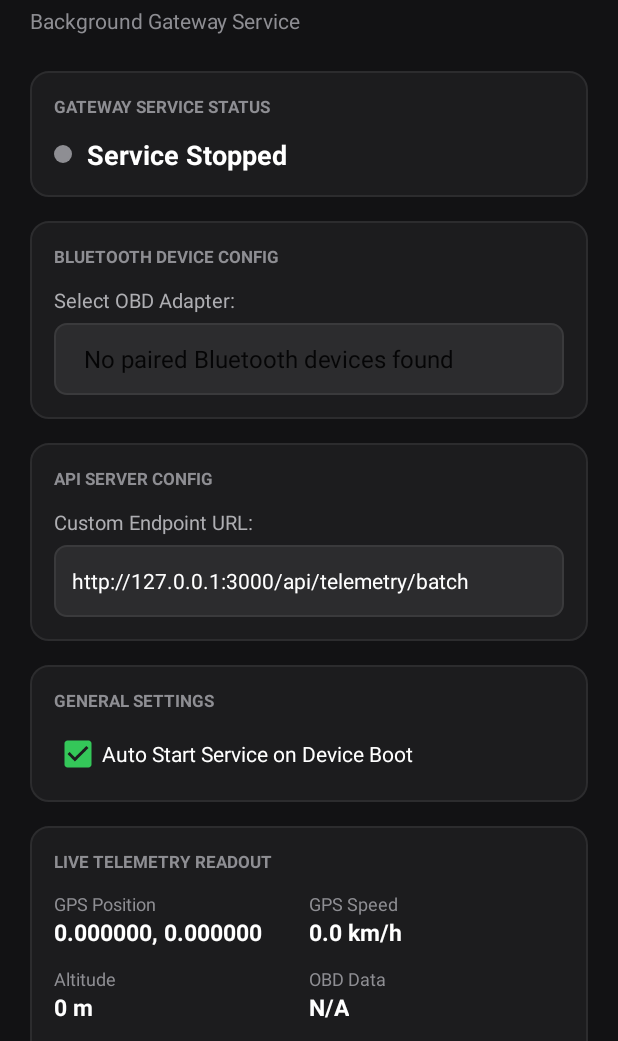
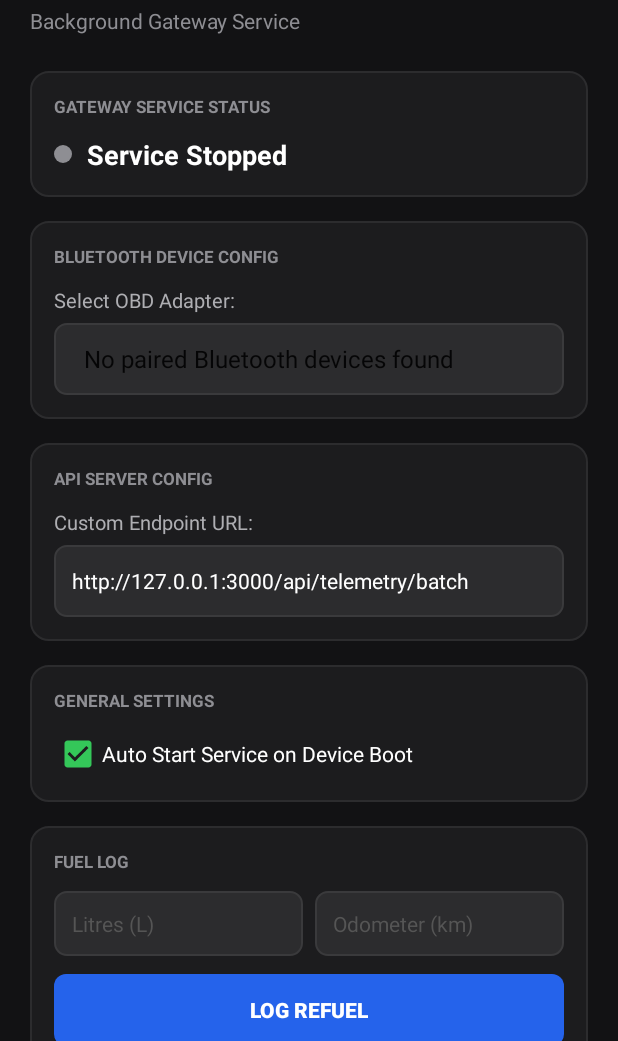
Before and after one commit to hon2838/obd-telemetry-app, an Android app: the screen it shows after launch (MainActivity), on a phone screen of 412 x 824 dp, the part 195-1236 px from its top. Run offline under Robolectric (Android 15) with nearby library versions, the light colour scheme and no system bars.

Commit message:
Add manual refuel litres and odometer tracking with km/L stats and charts on Android and Next.js Web

```diff
--- a/AndroidApp/app/src/main/java/com/example/obdapp/AppDatabase.kt
+++ b/AndroidApp/app/src/main/java/com/example/obdapp/AppDatabase.kt
@@ -5,9 +5,10 @@ import androidx.room.Database
 import androidx.room.Room
 import androidx.room.RoomDatabase
 
-@Database(entities = [TelemetryEntity::class], version = 3, exportSchema = false)
+@Database(entities = [TelemetryEntity::class, FuelLogEntity::class], version = 4, exportSchema = false)
 abstract class AppDatabase : RoomDatabase() {
     abstract fun telemetryDao(): TelemetryDao
+    abstract fun fuelLogDao(): FuelLogDao
 
     companion object {
         @Volatile
--- a/AndroidApp/app/src/main/res/layout-land/activity_main.xml
+++ b/AndroidApp/app/src/main/res/layout-land/activity_main.xml
@@ -180,6 +180,69 @@
                     android:textColor="#FFFFFF"
                     android:buttonTint="#34C759"
                     android:textSize="12sp" />
+            </LinearLayout>
+
+            <!-- Fuel Log Card -->
+            <LinearLayout
+                android:layout_width="match_parent"
+                android:layout_height="wrap_content"
+                android:orientation="vertical"
+                android:background="@drawable/card_bg"
+                android:padding="12dp"
+                android:layout_marginBottom="10dp">
+
+                <TextView
+                    android:layout_width="wrap_content"
+                    android:layout_height="wrap_content"
+                    android:text="FUEL LOG"
+                    android:textColor="#8E8E93"
+                    android:textSize="10sp"
+                    android:textStyle="bold"
+                    android:layout_marginBottom="8dp" />
+
+                <LinearLayout
+                    android:layout_width="match_parent"
+                    android:layout_height="wrap_content"
+                    android:orientation="horizontal"
+                    android:layout_marginBottom="8dp">
+
+                    <EditText
+                        android:id="@+id/etFuelLitres"
+                        android:layout_width="0dp"
+                        android:layout_height="wrap_content"
+                        android:layout_weight="1"
+                        android:hint="Litres (L)"
+                        android:textColorHint="#555555"
+                        android:textColor="#FFFFFF"
+                        android:inputType="numberDecimal"
+                        android:background="@drawable/spinner_bg"
+                        android:padding="10dp"
+                        android:layout_marginEnd="6dp"
+                        android:textSize="12sp" />
+
+                    <EditText
+                        android:id="@+id/etFuelOdometer"
+                        android:layout_width="0dp"
+                        android:layout_height="wrap_content"
+                        android:layout_weight="1"
+                        android:hint="Odometer (km)"
+                        android:textColorHint="#555555"
+                        android:textColor="#FFFFFF"
+                        android:inputType="numberDecimal"
+                        android:background="@drawable/spinner_bg"
+                        android:padding="10dp"
+                        android:textSize="12sp" />
+                </LinearLayout>
+
+                <Button
+                    android:id="@+id/btnLogFuel"
+                    android:layout_width="match_parent"
+                    android:layout_height="40dp"
+                    android:text="LOG REFUEL"
+                    android:textColor="#FFFFFF"
+                    android:textSize="12sp"
+                    android:textStyle="bold"
+                    android:background="@drawable/btn_start_bg" />
             </LinearLayout>
 
             <!-- Start/Stop Buttons -->
--- a/AndroidApp/app/src/main/res/layout/activity_main.xml
+++ b/AndroidApp/app/src/main/res/layout/activity_main.xml
@@ -173,6 +173,69 @@
                 android:textColor="#FFFFFF"
                 android:buttonTint="#34C759"
                 android:textSize="14sp" />
+        </LinearLayout>
+
+        <!-- Fuel Log Card -->
+        <LinearLayout
+            android:layout_width="match_parent"
+            android:layout_height="wrap_content"
+            android:orientation="vertical"
+            android:background="@drawable/card_bg"
+            android:padding="16dp"
+            android:layout_marginBottom="16dp">
+
+            <TextView
+                android:layout_width="wrap_content"
+                android:layout_height="wrap_content"
+                android:text="FUEL LOG"
+                android:textColor="#8E8E93"
+                android:textSize="11sp"
+                android:textStyle="bold"
+                android:layout_marginBottom="12dp" />
+
+            <LinearLayout
+                android:layout_width="match_parent"
+                android:layout_height="wrap_content"
+                android:orientation="horizontal"
+                android:layout_marginBottom="12dp">
+
+                <EditText
+                    android:id="@+id/etFuelLitres"
+                    android:layout_width="0dp"
+                    android:layout_height="wrap_content"
+                    android:layout_weight="1"
+                    android:hint="Litres (L)"
+                    android:textColorHint="#555555"
+                    android:textColor="#FFFFFF"
+                    android:inputType="numberDecimal"
+                    android:background="@drawable/spinner_bg"
+                    android:padding="12dp"
+                    android:layout_marginEnd="8dp"
+                    android:textSize="14sp" />
+
+                <EditText
+                    android:id="@+id/etFuelOdometer"
+                    android:layout_width="0dp"
+                    android:layout_height="wrap_content"
+                    android:layout_weight="1"
+                    android:hint="Odometer (km)"
+                    android:textColorHint="#555555"
+                    android:textColor="#FFFFFF"
+                    android:inputType="numberDecimal"
+                    android:background="@drawable/spinner_bg"
+                    android:padding="12dp"
+                    android:textSize="14sp" />
+            </LinearLayout>
+
+            <Button
+                android:id="@+id/btnLogFuel"
+                android:layout_width="match_parent"
+                android:layout_height="48dp"
+                android:text="LOG REFUEL"
+                android:textColor="#FFFFFF"
+                android:textSize="14sp"
+                android:textStyle="bold"
+                android:background="@drawable/btn_start_bg" />
         </LinearLayout>
 
         <!-- Live Telemetry Card (HUD) -->
```
Also changed, not shown: AndroidApp/app/src/main/java/com/example/obdapp/FuelLogDao.kt (added, +21 -0 lines), AndroidApp/app/src/main/java/com/example/obdapp/FuelLogEntity.kt (added, +13 -0 lines), AndroidApp/app/src/main/java/com/example/obdapp/MainActivity.kt (+49 -0 lines), AndroidApp/app/src/main/java/com/example/obdapp/OBDGatewayService.kt (+50 -0 lines), 3 other files.
